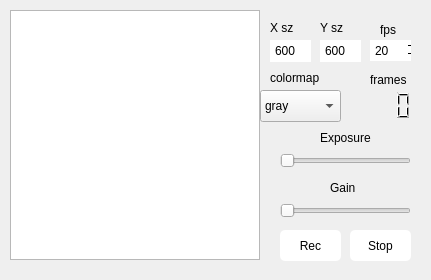
Old version of the form Imager/form.ui in the repository ef-lab/Experiments.
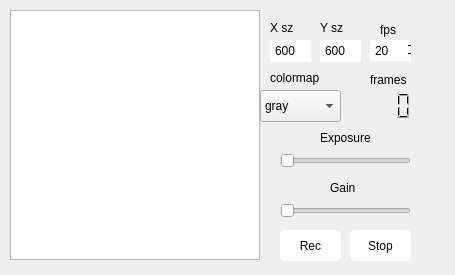
New version of the form.

Patch:
```diff
--- a/Imager/form.ui
+++ b/Imager/form.ui
@@ -12,8 +12,8 @@
    <rect>
     <x>0</x>
     <y>0</y>
-    <width>431</width>
-    <height>280</height>
+    <width>455</width>
+    <height>275</height>
    </rect>
   </property>
   <property name="windowTitle">
```
Left out of the diff: 3 changed lines with no effect on the pictures.
